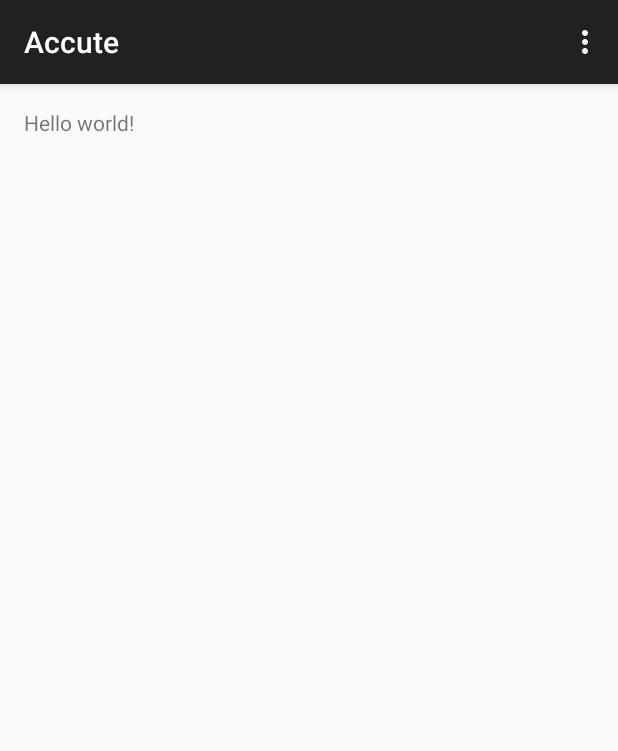
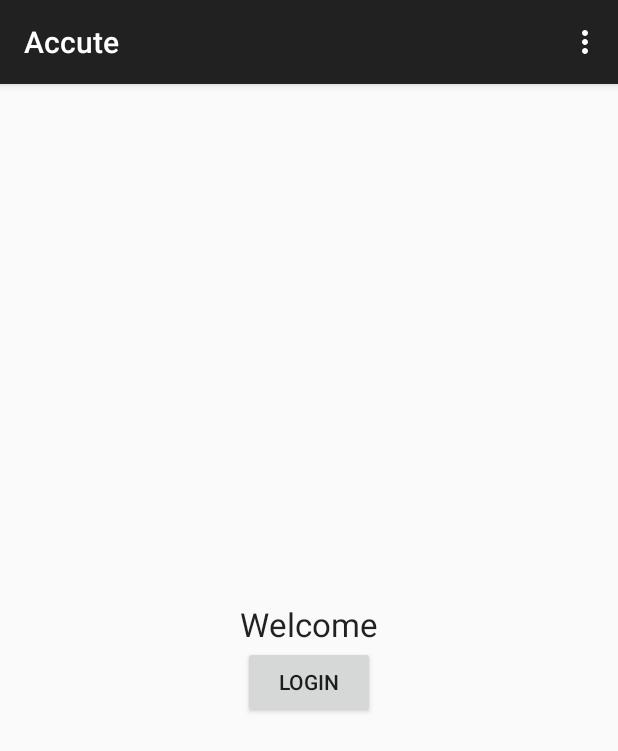
Before and after one commit to Atom058/accute, an Android app: the screen it shows after launch (MainActivity before the commit, LoginActivity after it), on a phone screen of 412 x 824 dp. Shown: the top 751 px of the screen. Run offline under Robolectric (Android 15) with nearby library versions, the phone set to English and light mode, and no system bars; 1 statement that could not run was skipped.

Commit message:
Added another activity

```diff
--- a/app/src/main/AndroidManifest.xml
+++ b/app/src/main/AndroidManifest.xml
@@ -11,7 +11,7 @@
         android:label="@string/app_name"
         android:theme="@style/AppTheme" >
         <activity
-            android:name=".MainActivity"
+            android:name=".LoginActivity"
             android:label="@string/app_name" >
             <intent-filter>
                 <action android:name="android.intent.action.MAIN" />
@@ -19,6 +19,10 @@
                 <category android:name="android.intent.category.LAUNCHER" />
             </intent-filter>
         </activity>
+        <activity
+            android:name=".AddReceipt"
+            android:label="@string/label_addreceipt">
+        </activity>
     </application>
 
 </manifest>
--- a/app/src/main/java/com/antondahlstrom/dev/accute/MainActivity.java
+++ b/app/src/main/java/com/antondahlstrom/dev/accute/LoginActivity.java
@@ -1,14 +1,17 @@
 package com.antondahlstrom.dev.accute;
 
+import android.content.Intent;
 import android.support.v7.app.ActionBarActivity;
 import android.os.Bundle;
+import android.util.Log;
 import android.view.Menu;
 import android.view.MenuItem;
+import android.view.View;
 
 import com.parse.Parse;
 
 
-public class MainActivity extends ActionBarActivity {
+public class LoginActivity extends ActionBarActivity {
 
     @Override
     protected void onCreate(Bundle savedInstanceState) {
@@ -44,4 +47,12 @@ public class MainActivity extends ActionBarActivity {
 
         return super.onOptionsItemSelected(item);
     }
+
+    /* Called when the user clicks the login button */
+    public void login(View view){
+        Log.v("0","button pressed");
+        startActivity(new Intent(this, AddReceipt.class));
+        finish();
+    }
+
 }
--- a/app/src/main/res/layout/activity_main.xml
+++ b/app/src/main/res/layout/activity_main.xml
@@ -1,11 +1,27 @@
-<RelativeLayout xmlns:android="http://schemas.android.com/apk/res/android"
+<LinearLayout xmlns:android="http://schemas.android.com/apk/res/android"
     xmlns:tools="http://schemas.android.com/tools" android:layout_width="match_parent"
     android:layout_height="match_parent" android:paddingLeft="@dimen/activity_horizontal_margin"
     android:paddingRight="@dimen/activity_horizontal_margin"
     android:paddingTop="@dimen/activity_vertical_margin"
-    android:paddingBottom="@dimen/activity_vertical_margin" tools:context=".MainActivity">
+    android:paddingBottom="@dimen/activity_vertical_margin" tools:context=".MainActivity"
+    android:orientation="vertical"
+    android:gravity="center">
 
-    <TextView android:text="@string/hello_world" android:layout_width="wrap_content"
-        android:layout_height="wrap_content" />
+    <TextView
+        android:layout_width="wrap_content"
+        android:layout_height="wrap_content"
+        android:textAppearance="?android:attr/textAppearanceLarge"
+        android:text="Welcome"
+        android:id="@+id/textView"
+        android:layout_gravity="center_horizontal"
+        />
 
-</RelativeLayout>
+    <Button
+        android:layout_width="wrap_content"
+        android:layout_height="wrap_content"
+        android:text="@string/login"
+        android:id="@+id/button"
+        android:onClick="login"
+        android:layout_gravity="center_horizontal" />
+
+</LinearLayout>
--- a/app/src/main/res/values/strings.xml
+++ b/app/src/main/res/values/strings.xml
@@ -2,7 +2,9 @@
 <resources>
 
     <string name="app_name">Accute</string>
-    <string name="hello_world">Hello world!</string>
     <string name="action_settings">Settings</string>
+    <string name="welcome">Welcome</string>>
+    <string name="login">Login</string>>
+    <string name="label_addreceipt">Add a receipt please!</string>>
 
 </resources>
```
Also changed, not shown: app/src/main/java/com/antondahlstrom/dev/accute/AddReceipt.java (added, +41 -0 lines), app/src/main/res/layout/activity_add_receipt.xml (added, +14 -0 lines).
